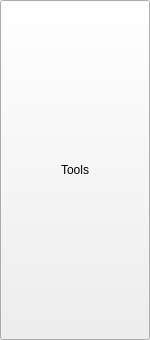
Qt form toolsection.ui (Chromecore/Sprite-Editor) before a commit.
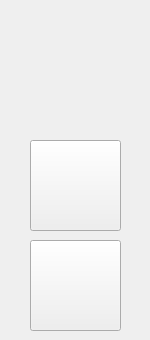
The same form after that commit.

Commit message: added buttons to toolSection, preparing to add functionality between tool section and model

Patch:
```diff
--- a/toolsection.ui
+++ b/toolsection.ui
@@ -16,14 +16,39 @@
   <widget class="QPushButton" name="pushButton">
    <property name="geometry">
     <rect>
-     <x>0</x>
-     <y>0</y>
-     <width>150</width>
-     <height>340</height>
+     <x>30</x>
+     <y>140</y>
+     <width>91</width>
+     <height>91</height>
     </rect>
    </property>
+   <property name="autoFillBackground">
+    <bool>false</bool>
+   </property>
    <property name="text">
-    <string>Tools</string>
+    <string/>
+   </property>
+   <property name="autoDefault">
+    <bool>false</bool>
+   </property>
+   <property name="flat">
+    <bool>false</bool>
+   </property>
+  </widget>
+  <widget class="QPushButton" name="MirrorButton">
+   <property name="geometry">
+    <rect>
+     <x>30</x>
+     <y>240</y>
+     <width>91</width>
+     <height>91</height>
+    </rect>
+   </property>
+   <property name="autoFillBackground">
+    <bool>false</bool>
+   </property>
+   <property name="text">
+    <string/>
    </property>
   </widget>
  </widget>
```
Left out of the diff: 2 changed lines with no effect on the pictures. The commit also changes 6 other files.
